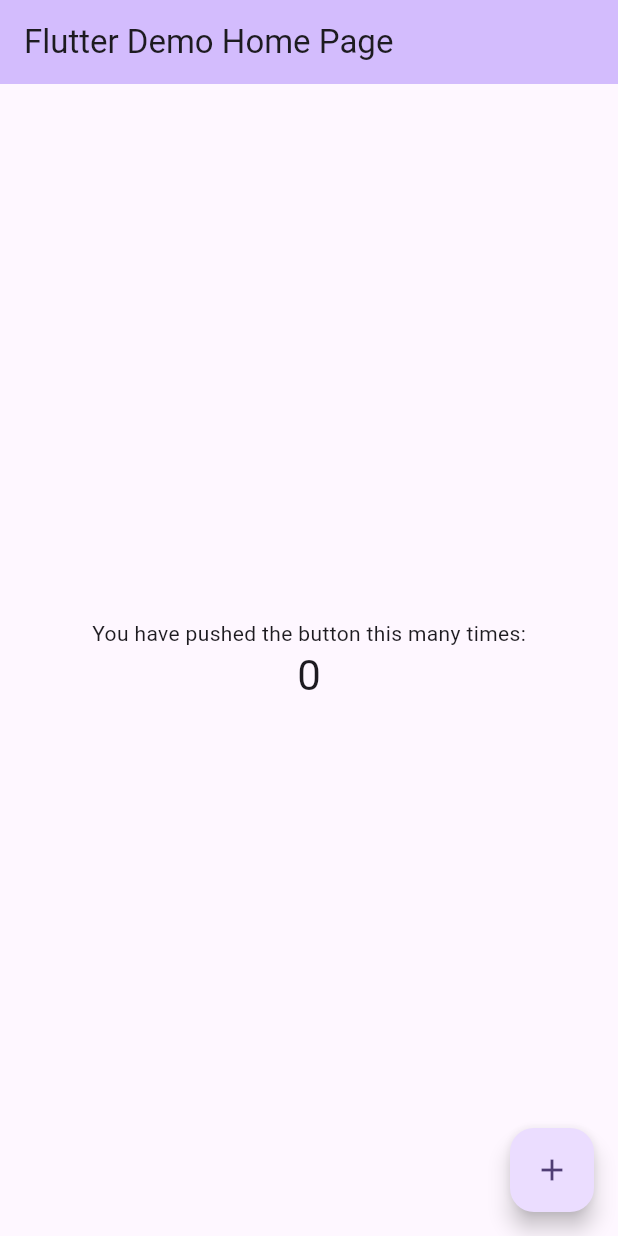
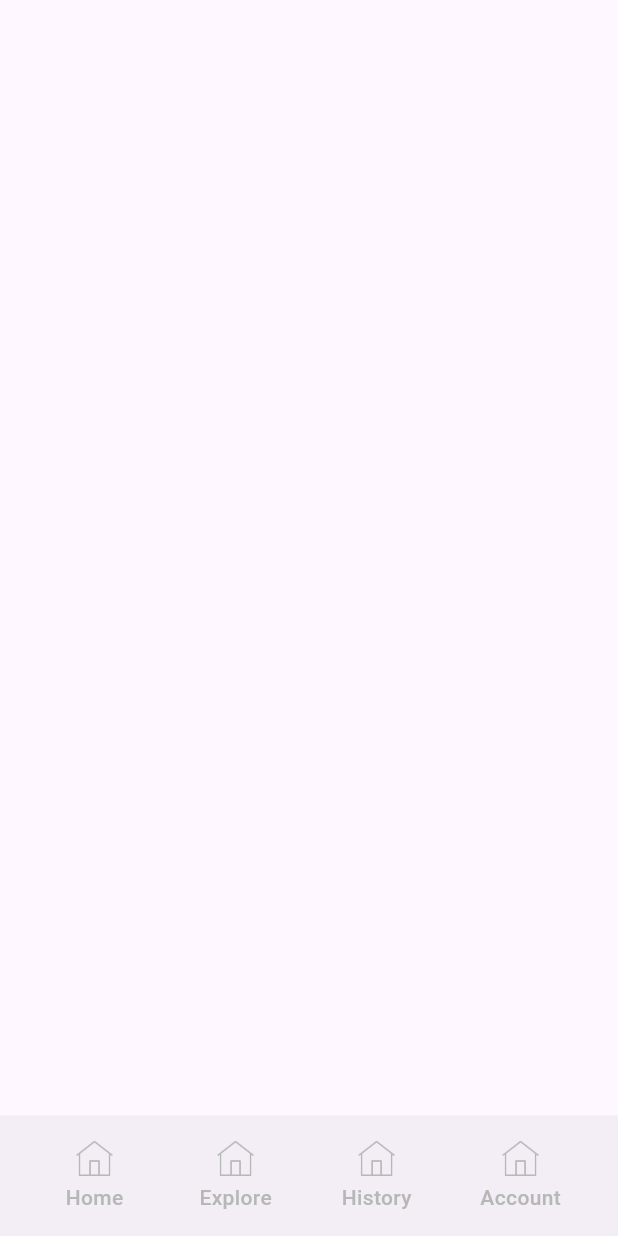
Before and after one commit to shambhavisudarsan/home_made, a Flutter app: the screen it shows after launch, on a phone screen of 412 x 824 dp. Run offline on Flutter 3.47's test engine with Material 3 defaults, Android fonts, the phone set to English and light mode, and no system bars.

Commit message:
Added Bottom Navigation Bar

```diff
--- /dev/null
+++ b/lib/common/color_extension.dart
@@ -0,0 +1,10 @@
+import 'package:flutter/material.dart';
+
+class TColor {
+  // static Color get primary => ?
+  static Color get primaryText => const Color(0xff4A4B4D);
+  static Color get secondaryText => const Color(0xff7C7D7E);
+  static Color get textfield => const Color(0xffF2F2F2);
+  static Color get placeholder => const Color(0xffB6B7B7);
+  static Color get white => const Color(0xffffffff);
+}
--- /dev/null
+++ b/lib/common_widget/tab_button.dart
@@ -0,0 +1,29 @@
+import 'package:flutter/material.dart';
+import 'package:home_made/common/color_extension.dart';
+
+class TabButton extends StatelessWidget {
+  final VoidCallback onTap;
+  final String title;
+  final String icon;
+  final bool isSelected;
+  const TabButton({super.key, required this.title, required this.onTap, required this.icon, required this.isSelected});
+
+  @override
+  Widget build(BuildContext context) {
+    return InkWell(
+      focusColor: Colors.transparent,
+      onTap: onTap,
+      hoverColor: Colors.transparent,
+      highlightColor: Colors.transparent,
+    child: Column(
+      mainAxisSize: MainAxisSize.min,
+      crossAxisAlignment: CrossAxisAlignment.center,
+      children: [
+        Image.asset(icon, width: 50, height: 25, color: isSelected ? TColor.primaryText : TColor.placeholder,),
+        const SizedBox(height: 4,),
+        Text(title, style: TextStyle(color: isSelected ? TColor.primaryText : TColor.placeholder, fontSize: 14, fontWeight: FontWeight.w500),)
+      ],
+      )
+    );
+  }
+}
--- a/lib/main.dart
+++ b/lib/main.dart
@@ -1,4 +1,6 @@
 import 'package:flutter/material.dart';
+
+import 'view/main_tabview/main_tabview.dart';
 
 void main() {
   runApp(const MyApp());
@@ -31,95 +33,95 @@
         colorScheme: ColorScheme.fromSeed(seedColor: Colors.deepPurple),
         useMaterial3: true,
       ),
-      home: const MyHomePage(title: 'Flutter Demo Home Page'),
+      home: MainTabView(),
     );
   }
 }
 
-class MyHomePage extends StatefulWidget {
-  const MyHomePage({super.key, required this.title});
+// class MyHomePage extends StatefulWidget {
+//   const MyHomePage({super.key, required this.title});
 
-  // This widget is the home page of your application. It is stateful, meaning
-  // that it has a State object (defined below) that contains fields that affect
-  // how it looks.
+//   // This widget is the home page of your application. It is stateful, meaning
+//   // that it has a State object (defined below) that contains fields that affect
+//   // how it looks.
 
-  // This class is the configuration for the state. It holds the values (in this
-  // case the title) provided by the parent (in this case the App widget) and
-  // used by the build method of the State. Fields in a Widget subclass are
-  // always marked "final".
+//   // This class is the configuration for the state. It holds the values (in this
+//   // case the title) provided by the parent (in this case the App widget) and
+//   // used by the build method of the State. Fields in a Widget subclass are
+//   // always marked "final".
 
-  final String title;
+//   final String title;
 
-  @override
-  State<MyHomePage> createState() => _MyHomePageState();
-}
+//   @override
+//   State<MyHomePage> createState() => _MyHomePageState();
+// }
 
-class _MyHomePageState extends State<MyHomePage> {
-  int _counter = 0;
+// class _MyHomePageState extends State<MyHomePage> {
+//   int _counter = 0;
 
-  void _incrementCounter() {
-    setState(() {
-      // This call to setState tells the Flutter framework that something has
-      // changed in this State, which causes it to rerun the build method below
-      // so that the display can reflect the updated values. If we changed
-      // _counter without calling setState(), then the build method would not be
-      // called again, and so nothing would appear to happen.
-      _counter++;
-    });
-  }
+//   void _incrementCounter() {
+//     setState(() {
+//       // This call to setState tells the Flutter framework that something has
+//       // changed in this State, which causes it to rerun the build method below
+//       // so that the display can reflect the updated values. If we changed
+//       // _counter without calling setState(), then the build method would not be
+//       // called again, and so nothing would appear to happen.
+//       _counter++;
+//     });
+//   }
 
-  @override
-  Widget build(BuildContext context) {
-    // This method is rerun every time setState is called, for instance as done
-    // by the _incrementCounter method above.
-    //
-    // The Flutter framework has been optimized to make rerunning build methods
-    // fast, so that you can just rebuild anything that needs updating rather
-    // than having to individually change instances of widgets.
-    return Scaffold(
-      appBar: AppBar(
-        // TRY THIS: Try changing the color here to a specific color (to
-        // Colors.amber, perhaps?) and trigger a hot reload to see the AppBar
-        // change color while the other colors stay the same.
-        backgroundColor: Theme.of(context).colorScheme.inversePrimary,
-        // Here we take the value from the MyHomePage object that was created by
-        // the App.build method, and use it to set our appbar title.
-        title: Text(widget.title),
-      ),
-      body: Center(
-        // Center is a layout widget. It takes a single child and positions it
-        // in the middle of the parent.
-        child: Column(
-          // Column is also a layout widget. It takes a list of children and
-          // arranges them vertically. By default, it sizes itself to fit its
-          // children horizontally, and tries to be as tall as its parent.
-          //
-          // Column has various properties to control how it sizes itself and
-          // how it positions its children. Here we use mainAxisAlignment to
-          // center the children vertically; the main axis here is the vertical
-          // axis because Columns are vertical (the cross axis would be
-          // horizontal).
-          //
-          // TRY THIS: Invoke "debug painting" (choose the "Toggle Debug Paint"
-          // action in the IDE, or press "p" in the console), to see the
-          // wireframe for each widget.
-          mainAxisAlignment: MainAxisAlignment.center,
-          children: <Widget>[
-            const Text(
-              'You have pushed the button this many times:',
-            ),
-            Text(
-              '$_counter',
-              style: Theme.of(context).textTheme.headlineMedium,
-            ),
-          ],
-        ),
-      ),
-      floatingActionButton: FloatingActionButton(
-        onPressed: _incrementCounter,
-        tooltip: 'Increment',
-        child: const Icon(Icons.add),
-      ), // This trailing comma makes auto-formatting nicer for build methods.
-    );
-  }
-}
+//   @override
+//   Widget build(BuildContext context) {
+//     // This method is rerun every time setState is called, for instance as done
+//     // by the _incrementCounter method above.
+//     //
+//     // The Flutter framework has been optimized to make rerunning build methods
+//     // fast, so that you can just rebuild anything that needs updating rather
+//     // than having to individually change instances of widgets.
+//     return Scaffold(
+//       appBar: AppBar(
+//         // TRY THIS: Try changing the color here to a specific color (to
+//         // Colors.amber, perhaps?) and trigger a hot reload to see the AppBar
+//         // change color while the other colors stay the same.
+//         backgroundColor: Theme.of(context).colorScheme.inversePrimary,
+//         // Here we take the value from the MyHomePage object that was created by
+//         // the App.build method, and use it to set our appbar title.
+//         title: Text(widget.title),
+//       ),
+//       body: Center(
+//         // Center is a layout widget. It takes a single child and positions it
+//         // in the middle of the parent.
+//         child: Column(
+//           // Column is also a layout widget. It takes a list of children and
+//           // arranges them vertically. By default, it sizes itself to fit its
+//           // children horizontally, and tries to be as tall as its parent.
+//           //
+//           // Column has various properties to control how it sizes itself and
+//           // how it positions its children. Here we use mainAxisAlignment to
+//           // center the children vertically; the main axis here is the vertical
+//           // axis because Columns are vertical (the cross axis would be
+//           // horizontal).
+//           //
+//           // TRY THIS: Invoke "debug painting" (choose the "Toggle Debug Paint"
+//           // action in the IDE, or press "p" in the console), to see the
+//           // wireframe for each widget.
+//           mainAxisAlignment: MainAxisAlignment.center,
+//           children: <Widget>[
+//             const Text(
+//               'You have pushed the button this many times:',
+//             ),
+//             Text(
+//               '$_counter',
+//               style: Theme.of(context).textTheme.headlineMedium,
+//             ),
+//           ],
+//         ),
+//       ),
+//       floatingActionButton: FloatingActionButton(
+//         onPressed: _incrementCounter,
+//         tooltip: 'Increment',
+//         child: const Icon(Icons.add),
+//       ), // This trailing comma makes auto-formatting nicer for build methods.
+//     );
+//   }
+// }
--- /dev/null
+++ b/lib/view/home/home_view.dart
@@ -0,0 +1,17 @@
+import 'package:flutter/material.dart';
+
+class HomeView extends StatefulWidget {
+  const HomeView({super.key});
+
+  @override
+  State<HomeView> createState() => _HomeViewState();
+}
+
+class _HomeViewState extends State<HomeView> {
+  @override
+  Widget build(BuildContext context) {
+    return Scaffold(
+
+    );
+  }
+}
--- /dev/null
+++ b/lib/view/main_tabview/main_tabview.dart
@@ -0,0 +1,95 @@
+import 'package:flutter/material.dart';
+import 'package:home_made/common/color_extension.dart';
+import 'package:home_made/view/home/home_view.dart';
+
+import '../../common_widget/tab_button.dart';
+
+class MainTabView extends StatefulWidget {
+  const MainTabView({super.key});
+
+  @override
+  State<MainTabView> createState() => _MainTabViewState();
+}
+
+class _MainTabViewState extends State<MainTabView> {
+  int selctTab = 2;
+  PageStorageBucket storageBucket = PageStorageBucket();
+  Widget selectPageView = const HomeView();
+
+  @override
+  Widget build(BuildContext context) {
+    return Scaffold(
+      body: PageStorage(bucket: storageBucket, child: selectPageView),
+      backgroundColor: const Color(0xfff5f5f5),
+      bottomNavigationBar: BottomAppBar(
+        surfaceTintColor: TColor.white,
+        shadowColor: Colors.black,
+        elevation: 1,
+        notchMargin: 8,
+        // height: 60,
+        shape: const CircularNotchedRectangle(),
+        child: Row(
+          mainAxisAlignment: MainAxisAlignment.spaceAround,
+          children: [
+            TabButton(
+              title: "Home",
+              onTap: () {
+                if (selctTab != 0) {
+                  selctTab = 0;
+                  selectPageView = Container();
+                }
+                if (mounted) {
+                  setState(() {});
+                }
+              },
+              isSelected: selctTab == 0,
+              icon: "assets/img/tab_home.png"
+            ),
+            TabButton(
+              title: "Explore",
+              onTap: () {
+                if (selctTab != 1) {
+                  selctTab = 1;
+                  selectPageView = Container();
+                }
+                if (mounted) {
+                  setState(() {});
+                }
+              },
+              isSelected: selctTab == 0,
+              icon: "assets/img/tab_home.png"
+            ),
+            TabButton(
+              title: "History",
+              onTap: () {
+                if (selctTab != 2) {
+                  selctTab = 2;
+                  selectPageView = Container();
+                }
+                if (mounted) {
+                  setState(() {});
+                }
+              },
+              isSelected: selctTab == 0,
+              icon: "assets/img/tab_home.png"
+            ),
+            TabButton(
+              title: "Account",
+              onTap: () {
+                if (selctTab != 3) {
+                  selctTab = 3;
+                  selectPageView = Container();
+                }
+                if (mounted) {
+                  setState(() {});
+                }
+              },
+              isSelected: selctTab == 0,
+              icon: "assets/img/tab_home.png"
+            )
+          ],
+        )
+      ),
+    );
+  }
+}
--- a/pubspec.yaml
+++ b/pubspec.yaml
@@ -59,9 +59,8 @@ flutter:
   uses-material-design: true
 
   # To add assets to your application, add an assets section, like this:
-  # assets:
-  #   - images/a_dot_burr.jpeg
-  #   - images/a_dot_ham.jpeg
+  assets:
+    - assets/img/
 
   # An image asset can refer to one or more resolution-specific "variants", see
   # https://flutter.dev/assets-and-images/#resolution-aware
```
Also changed, not shown: assets/img/tab_home.png (added).
